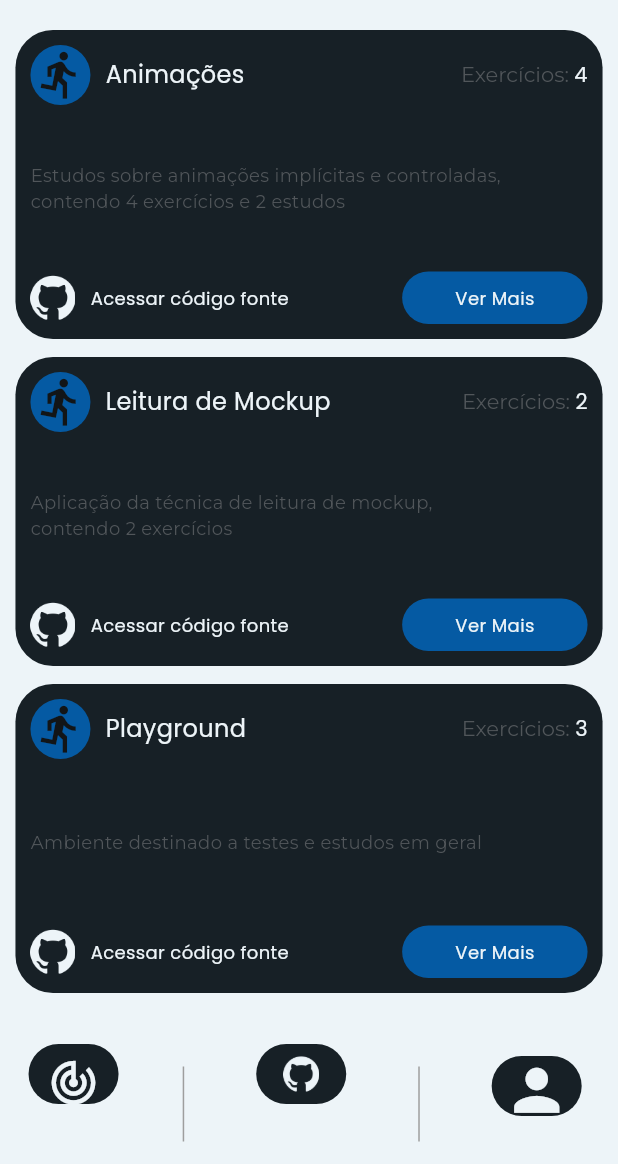
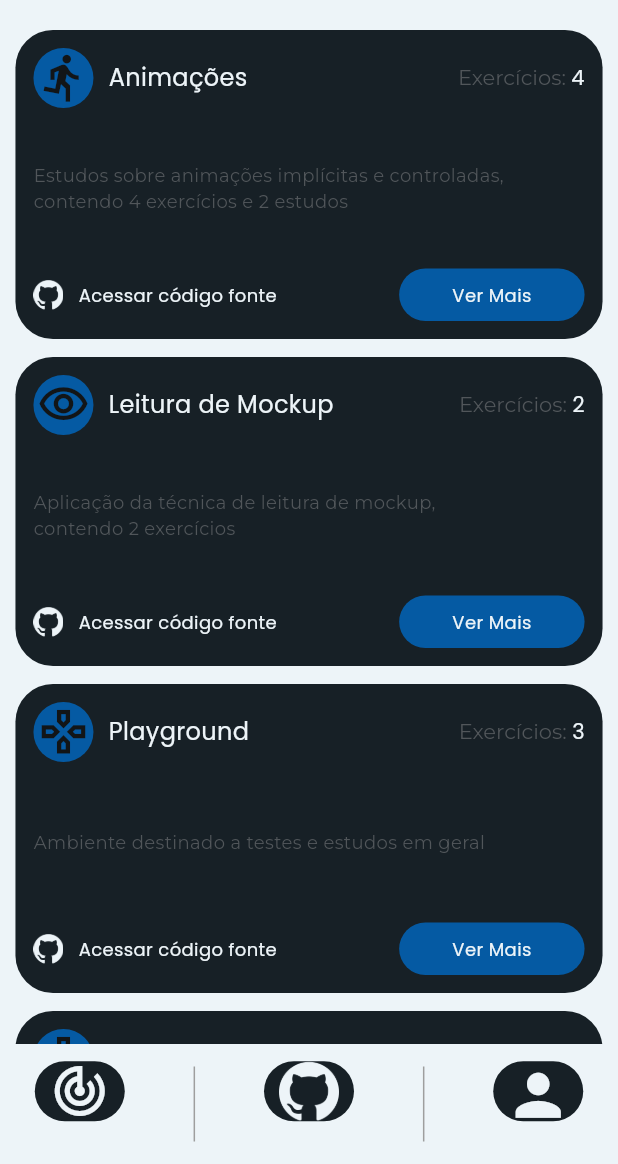
Before and after one commit to zanelladev/masterclass_flutterando_app, a Flutter app: the screen it shows after launch, on a phone screen of 412 x 824 dp, the part 72-1236 px from its top. Run offline on Flutter 3.47's test engine with Material 2 defaults, Android fonts, the phone set to English and light mode, and no system bars; our stand-ins replace flutter_modular, google_fonts.

```diff
--- a/app/lib/src/models/activities_card_models.dart
+++ b/app/lib/src/models/activities_card_models.dart
@@ -1,14 +1,18 @@
+import 'package:flutter/material.dart';
+
 class ActivitiesCardModel {
   int id;
   String title;
   String description;
   int exercisesCount;
+  IconData icon;
 
   ActivitiesCardModel({
     required this.id,
     required this.title,
     required this.description,
     required this.exercisesCount,
+    required this.icon,
   });
 
   static List<ActivitiesCardModel> activitiesCardList() => [
@@ -18,6 +22,7 @@ class ActivitiesCardModel {
           description:
               'Estudos sobre animações implícitas e controladas, contendo 4 exercícios e 2 estudos',
           exercisesCount: 4,
+          icon: Icons.directions_run,
         ),
         ActivitiesCardModel(
           id: 1,
@@ -25,12 +30,21 @@ class ActivitiesCardModel {
           description:
               'Aplicação da técnica de leitura de mockup, contendo 2 exercícios',
           exercisesCount: 2,
+          icon: Icons.visibility_outlined,
         ),
         ActivitiesCardModel(
           id: 2,
           title: 'Playground',
           description: 'Ambiente destinado a testes e estudos em geral',
           exercisesCount: 3,
+          icon: Icons.gamepad_outlined,
+        ),
+        ActivitiesCardModel(
+          id: 3,
+          title: 'Playground',
+          description: 'Ambiente destinado a testes e estudos em geral',
+          exercisesCount: 3,
+          icon: Icons.gamepad_outlined,
         ),
       ];
 }
--- a/app/lib/src/pages/home/ui/home_page.dart
+++ b/app/lib/src/pages/home/ui/home_page.dart
@@ -23,6 +23,7 @@ class _HomePageState extends State<HomePage> {
             title: activitiesCardList[index].title,
             description: activitiesCardList[index].description,
             exercisesCount: activitiesCardList[index].exercisesCount,
+            icon: activitiesCardList[index].icon,
           );
         },
       ),
--- a/design_system/lib/src/widgets/activities_card/activities_card.dart
+++ b/design_system/lib/src/widgets/activities_card/activities_card.dart
@@ -5,12 +5,14 @@ class ActivitiesCard extends StatelessWidget {
   final String title;
   final String description;
   final int exercisesCount;
+  final IconData icon;
 
   const ActivitiesCard({
     super.key,
     required this.title,
     required this.description,
     required this.exercisesCount,
+    required this.icon,
   });
 
   @override
@@ -33,7 +35,7 @@ class ActivitiesCard extends StatelessWidget {
               width: deviceInfo.size.width * 0.95,
               height: deviceInfo.size.height * 0.25,
               child: Padding(
-                padding: const EdgeInsets.all(10),
+                padding: const EdgeInsets.all(12),
                 child: Column(
                   mainAxisAlignment: MainAxisAlignment.spaceBetween,
                   children: [
@@ -46,7 +48,7 @@ class ActivitiesCard extends StatelessWidget {
                           width: 40,
                           height: 40,
                           child: Icon(
-                            Icons.directions_run,
+                            icon,
                             color: theme.colorScheme.background,
                             size: 35,
                           ),
@@ -86,7 +88,7 @@ class ActivitiesCard extends StatelessWidget {
                       children: [
                         Image.asset(
                           'assets/github.png',
-                          width: 30,
+                          width: 20,
                           color: theme.colorScheme.onSecondary,
                         ),
                         const SizedBox(width: 10),
--- a/design_system/lib/src/widgets/navigation_bar/navigation_bar.dart
+++ b/design_system/lib/src/widgets/navigation_bar/navigation_bar.dart
@@ -14,29 +14,30 @@ class _CustomNavigatorState extends State<CustomNavigator> {
   Widget build(BuildContext context) {
     final theme = Theme.of(context);
     final textStyles = theme.extension<AppTextStylesExtension>()!;
-    final deviceInfo = MediaQuery.of(context);
     return SafeArea(
       child: SizedBox(
         height: 80,
         child: Row(
+          crossAxisAlignment: CrossAxisAlignment.center,
           mainAxisAlignment: MainAxisAlignment.spaceAround,
           children: [
             Column(
+              mainAxisAlignment: MainAxisAlignment.center,
               children: [
                 Center(
-                  child: Container(
+                  child: IconButton(
+                    onPressed: () {},
+                    icon: Container(
                       width: 60,
                       height: 40,
                       decoration: BoxDecoration(
                         color: theme.colorScheme.surfaceVariant,
                         borderRadius: BorderRadius.circular(40),
                       ),
-                    child: IconButton(
-                      onPressed: () {},
-                      icon: Icon(
+                      child: Icon(
                         Icons.track_changes,
                         color: theme.colorScheme.onBackground,
-                        size: 35,
+                        size: 40,
                       ),
                     ),
                   ),
@@ -54,21 +55,22 @@ class _CustomNavigatorState extends State<CustomNavigator> {
               color: Colors.grey,
             ),
             Column(
+              mainAxisAlignment: MainAxisAlignment.center,
               children: [
                 Center(
-                  child: Container(
+                  child: IconButton(
+                    onPressed: () {},
+                    icon: Container(
                       width: 60,
                       height: 40,
                       decoration: BoxDecoration(
                         color: theme.colorScheme.surfaceVariant,
                         borderRadius: BorderRadius.circular(40),
                       ),
-                    child: IconButton(
-                      onPressed: () {},
-                      icon: Image.asset(
+                      child: Image.asset(
                         'assets/github.png',
                         color: theme.colorScheme.onBackground,
-                        width: 35,
+                        width: 40,
                       ),
                     ),
                   ),
@@ -86,6 +88,7 @@ class _CustomNavigatorState extends State<CustomNavigator> {
               color: Colors.grey,
             ),
             Column(
+              mainAxisAlignment: MainAxisAlignment.center,
               children: [
                 IconButton(
                   onPressed: () {},
```
Lines whose indentation alone changed are shown as unchanged.
